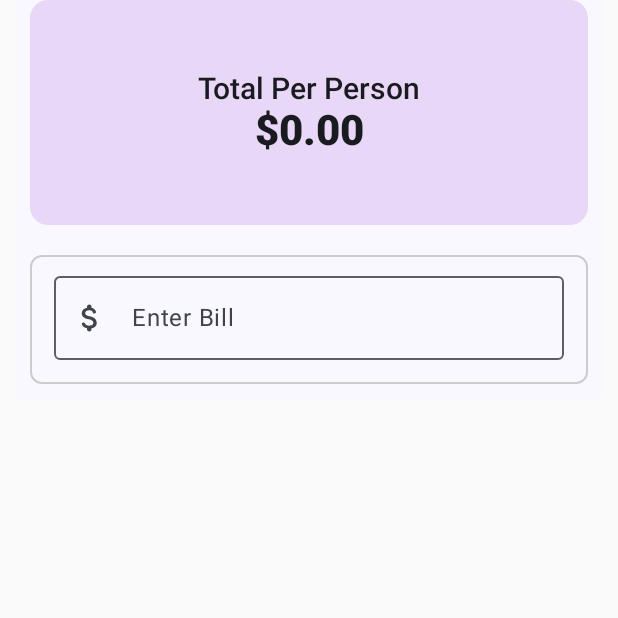
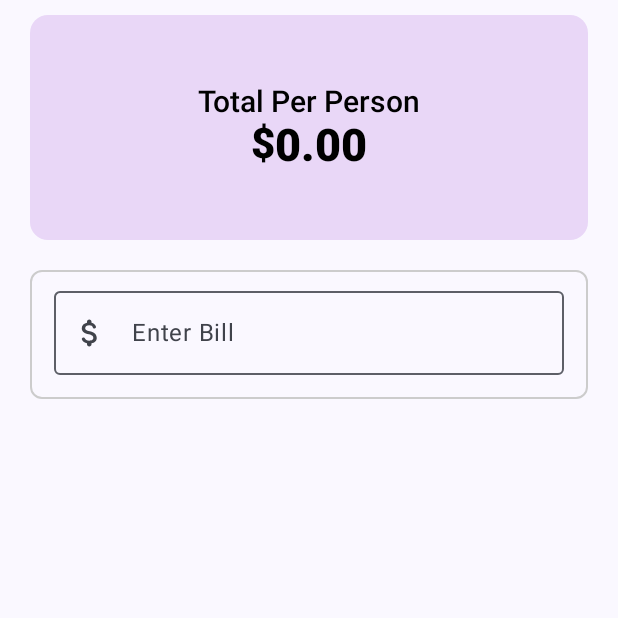
Before and after one commit to thundra0308/JetBizCalc, an Android app built with Jetpack Compose: the screen it shows after launch (MainActivity), on a phone screen of 412 x 824 dp, the top half of it. Run offline under Robolectric (Android 15) with nearby library versions, the phone set to English and light mode, and no system bars; our stand-ins replace accompanist.

Commit message:
Legacy Commit

```diff
--- a/app/src/main/java/com/example/jettipcalc/MainActivity.kt
+++ b/app/src/main/java/com/example/jettipcalc/MainActivity.kt
@@ -5,11 +5,13 @@ import androidx.activity.ComponentActivity
 import androidx.activity.compose.setContent
 import androidx.activity.enableEdgeToEdge
 import androidx.compose.foundation.BorderStroke
+import androidx.compose.foundation.isSystemInDarkTheme
 import androidx.compose.foundation.layout.Arrangement
 import androidx.compose.foundation.layout.Column
 import androidx.compose.foundation.layout.Row
 import androidx.compose.foundation.layout.WindowInsets
 import androidx.compose.foundation.layout.asPaddingValues
+import androidx.compose.foundation.layout.fillMaxHeight
 import androidx.compose.foundation.layout.fillMaxWidth
 import androidx.compose.foundation.layout.height
 import androidx.compose.foundation.layout.padding
@@ -43,6 +45,7 @@ import androidx.compose.ui.unit.sp
 import com.example.jettipcalc.components.InputField
 import com.example.jettipcalc.ui.theme.JetTipCalcTheme
 import com.example.jettipcalc.widgets.RoundIconButton
+import com.google.accompanist.systemuicontroller.rememberSystemUiController
 
 class MainActivity : ComponentActivity() {
     override fun onCreate(savedInstanceState: Bundle?) {
@@ -50,6 +53,12 @@ class MainActivity : ComponentActivity() {
         enableEdgeToEdge()
         setContent {
             MyApp {
+                val systemUiController = rememberSystemUiController()
+                val isDarkTheme = isSystemInDarkTheme()
+                systemUiController.setStatusBarColor(
+                    color = MaterialTheme.colorScheme.background,
+                    darkIcons = !isDarkTheme
+                )
                 MainContent()
             }
         }
@@ -61,12 +70,12 @@ fun MyApp(content: @Composable () -> Unit) {
     JetTipCalcTheme {
         Surface(
             color = MaterialTheme.colorScheme.background,
-            modifier = Modifier.padding(
-                top = WindowInsets.statusBars.asPaddingValues().calculateTopPadding(),
-                bottom = 10.dp,
-                start = 10.dp,
-                end = 10.dp
-            )
+            modifier = Modifier
+                .padding(
+                    top = WindowInsets.statusBars.asPaddingValues().calculateTopPadding(),
+                )
+                .fillMaxWidth()
+                .fillMaxHeight()
         ) {
             content()
         }
@@ -86,7 +95,7 @@ fun ResultCardUi(totalPerPerson: Double = 0.0) {
     val total: String = "%.2f".format(totalPerPerson)
     Surface(
         modifier = Modifier
-            .padding(start = 10.dp, end = 10.dp, bottom = 10.dp)
+            .padding(start = 20.dp, end = 20.dp, top = 10.dp, bottom = 10.dp)
             .fillMaxWidth()
             .height(150.dp)
             .clip(shape = RoundedCornerShape(corner = CornerSize(12.dp))),
@@ -101,7 +110,8 @@ fun ResultCardUi(totalPerPerson: Double = 0.0) {
                 text = "Total Per Person",
                 style = TextStyle(
                     fontSize = 20.sp,
-                    fontWeight = FontWeight.SemiBold
+                    fontWeight = FontWeight.SemiBold,
+                    color = Color.Black
                 )
             )
             Row {
@@ -109,14 +119,16 @@ fun ResultCardUi(totalPerPerson: Double = 0.0) {
                     text = "$",
                     style = TextStyle(
                         fontSize = 28.sp,
-                        fontWeight = FontWeight.ExtraBold
+                        fontWeight = FontWeight.ExtraBold,
+                        color = Color.Black
                     )
                 )
                 Text(
                     text = total,
                     style = TextStyle(
-                        fontSize = 28.sp,
-                        fontWeight = FontWeight.ExtraBold
+                        fontSize = 30.sp,
+                        fontWeight = FontWeight.ExtraBold,
+                        color = Color.Black
                     )
                 )
             }
@@ -148,7 +160,7 @@ fun BillFormUi(onValChange: (String) -> Unit = {}) {
     ResultCardUi(totalPerPersonState.doubleValue)
     Surface(
         modifier = Modifier
-            .padding(10.dp)
+            .padding(start = 20.dp, end = 20.dp, top = 10.dp, bottom = 10.dp)
             .fillMaxWidth(),
         shape = RoundedCornerShape(corner = CornerSize(8.dp)),
         border = BorderStroke(width = 1.dp, color = Color.LightGray)
@@ -169,7 +181,7 @@ fun BillFormUi(onValChange: (String) -> Unit = {}) {
                     keyboardController?.hide()
                 },
                 onValueChange = {
-                    if(it.isNotEmpty()) {
+                    if (it.isNotEmpty()) {
                         totalBillState.value = it
                         tipAmountState.doubleValue = calculateTotalTip(
                             totalBillState.value.toDouble(),
```
